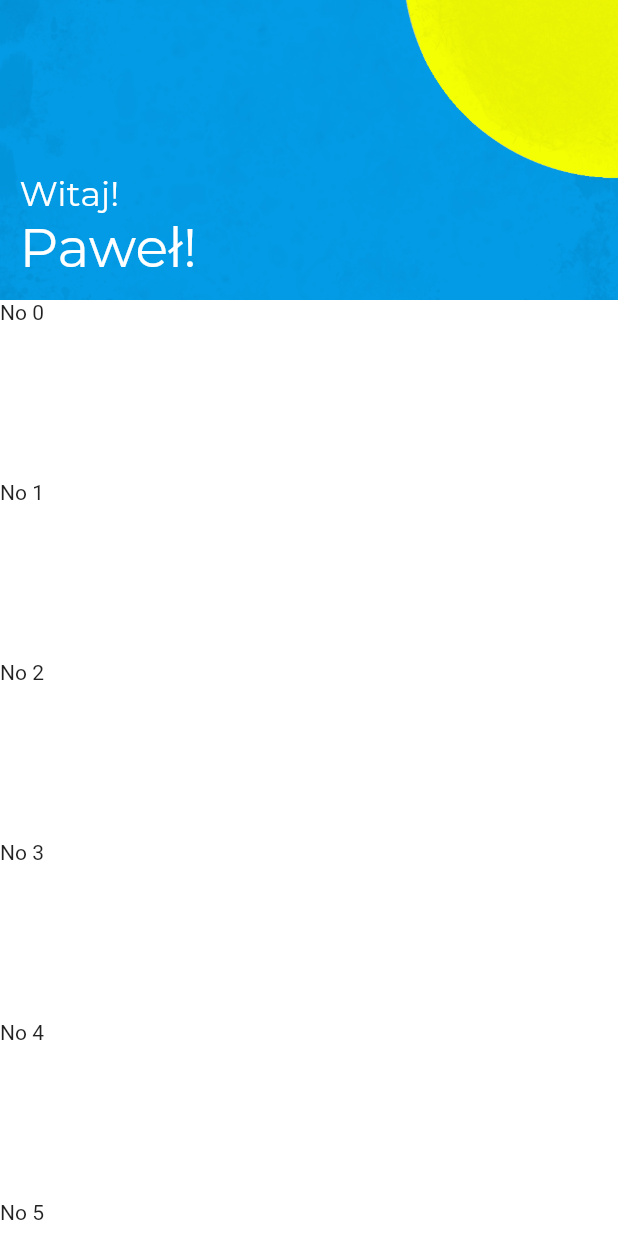
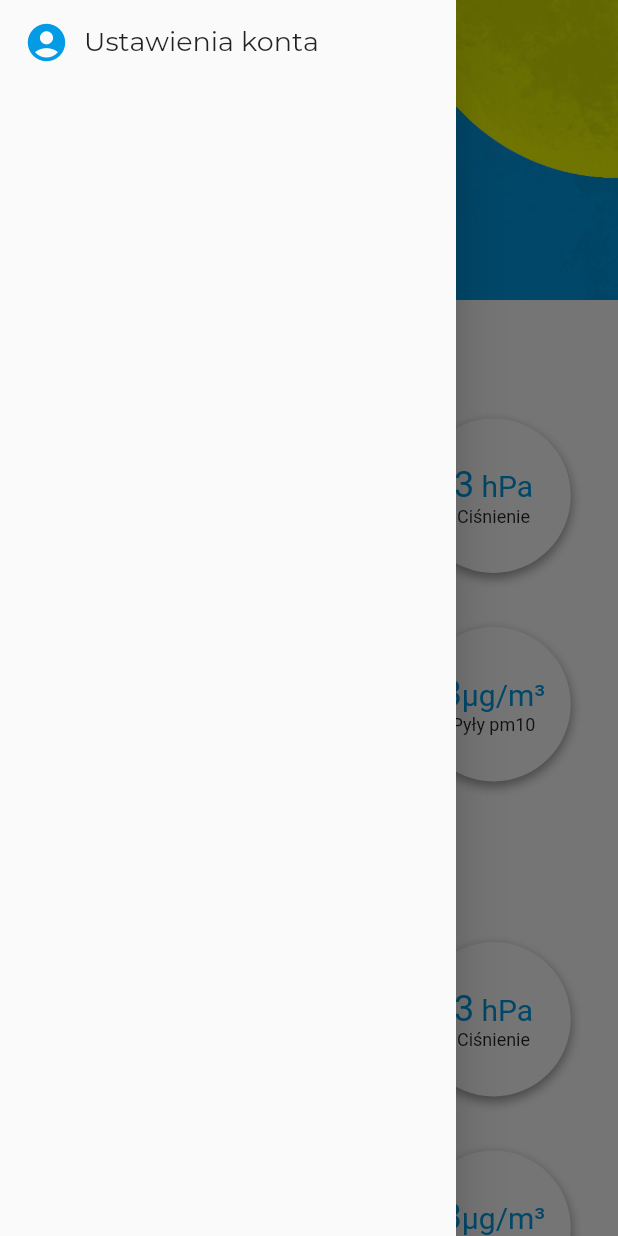
Before and after one commit to krzygrzywygrzy/H.I.V.E, a Flutter app: the screen it shows after launch, with the side drawer open (before the commit the screen has no drawer), on a phone screen of 412 x 824 dp. Run offline on Flutter 3.47's test engine with Material 2 defaults, Android fonts, the phone set to English and light mode, and no system bars; accounts and stored records are empty; Roboto replaces fonts that are missing (Montserrant).

Commit message:
main menu layout change

```diff
--- a/lib/const.dart
+++ b/lib/const.dart
@@ -35,12 +35,10 @@ const kTextStyleTwo = TextStyle(
 const kOvalButton = TextStyle(
   fontFamily: 'Montserrant',
   fontSize: 12,
-  fontWeight: FontWeight.bold,
 );
 const kOvalButtonValue = TextStyle(
   fontFamily: 'Montserrant',
   fontSize: 24,
-  color: Color(kBrown),
 );
 
 const kInputField = TextStyle(
--- a/lib/main.dart
+++ b/lib/main.dart
@@ -15,6 +15,9 @@ class MyApp extends StatelessWidget {
       title: 'H.I.V.E.',
       theme: ThemeData(
         primarySwatch: Colors.blue,
+        primaryColor: Color(0xff039be5),
+        accentColor: Colors.pink,
+        fontFamily: 'Montserrat',
         appBarTheme: AppBarTheme(
           color: Color(kOrange),
         ),
--- a/lib/screens/display_measurement.dart
+++ b/lib/screens/display_measurement.dart
@@ -17,7 +17,7 @@ class HiveCard extends StatelessWidget {
     else
       i = 3;
     limit = i + 2;
-    for ( ;i <= limit; i++) {
+    for (; i <= limit; i++) {
       list.add(Oval(
         measurement: readingList[i],
         unit: units[i],
@@ -26,7 +26,6 @@ class HiveCard extends StatelessWidget {
     }
     return list;
   }
-
 
   int data(int i) {
     int data;
@@ -69,19 +68,17 @@ class HiveCard extends StatelessWidget {
                   child: Container(
                     child: RichText(
                       text: TextSpan(
-                        text: 'Tak sprawuje się twój ',
+                        text: '$hiveName',
                         style: kTextStyleTwo.copyWith(
-                            color: Colors.black, fontWeight: FontWeight.bold),
+                          color: Colors.black,
+                          fontSize: 30,
+                        ),
                         children: <TextSpan>[
                           TextSpan(
-                            text: '$hiveName',
+                            text: ':',
                             style: kTextStyleTwo.copyWith(
-                                color: Color(kOrange),
-                                fontWeight: FontWeight.bold,
-                                fontSize: 32),
-                          ),
-                          TextSpan(
-                            text: ':',
+                              color: Colors.black,
+                            ),
                           ),
                         ],
                       ),
@@ -107,7 +104,7 @@ class HiveCard extends StatelessWidget {
           ),
         ),
         SizedBox(
-          height: 15,
+          height: 10,
         ),
       ],
     );
--- a/lib/screens/main_menu.dart
+++ b/lib/screens/main_menu.dart
@@ -21,7 +21,17 @@ class _MyHomePageState extends State<MyHomePage> {
   @override
   initState() {
     super.initState();
+    addMeasurements();
   }
+
+
+  addMeasurements(){
+    for(int i = 0; i <= 3; i++){
+      measurement.add(new Measurement(temperature: 3, weight: 3, humidity: 3, pressure: 3, pm10: 3, pm25: 3));
+    }
+  }
+
+
 
   /*
 
@@ -51,152 +61,56 @@ class _MyHomePageState extends State<MyHomePage> {
 
   @override
   Widget build(BuildContext context) {
-    // main menu
-
     return Scaffold(
       backgroundColor: Colors.white,
+      drawer: Drawer(
+        child: DrawerItems(),
+      ),
       body: CustomScrollView(
         slivers: <Widget>[
-          SliverPersistentHeader(delegate: TopBar(), floating: true,),
+          SliverPersistentHeader(
+            delegate: TopBar(name: "Jaca"),
+            floating: true,
+          ),
           SliverList(
             delegate: SliverChildBuilderDelegate((context, index) {
-              return Container(
-                child: Text('No $index'),
-                height: 120,
+              return HiveCard(
+                measurement: measurement[index],
+                hiveName: "tak",
               );
-            }),
+            },
+            childCount: measurement.length-1),
           ),
         ],
       ),
     );
+  }
+}
 
-   /* return Scaffold(
-      backgroundColor: Color(kOrange),
-      body: SafeArea(
-        child: Center(
-          child: Stack(
+class DrawerItems extends StatelessWidget {
+
+
+  @override
+  Widget build(BuildContext context) {
+    return ListView(
+      children: <Widget>[
+        ListTile(
+          title: Row(
             children: <Widget>[
-              Column(
-                children: <Widget>[
-                  SizedBox(
-                    height: 30,
-                  ),
-                  Text('H.I.V.E.',
-                      style: kTextStyleLogo.copyWith(fontSize: 50)),
-                  SizedBox(
-                    height: 30,
-                  ),
-                  Expanded(
-                    child: Container(
-                      width: MediaQuery.of(context).size.width,
-                      decoration: BoxDecoration(
-                        color: Colors.white,
-                        borderRadius: BorderRadius.only(
-                          topLeft: Radius.circular(10),
-                          topRight: Radius.circular(10),
-                        ),
-                        boxShadow: [
-                          BoxShadow(
-                            blurRadius: 15,
-                          ),
-                        ],
-                      ),
-                      child: ListView(
-                        children: <Widget>[
-                          Padding(
-                            padding: const EdgeInsets.symmetric(
-                                horizontal: 20, vertical: 10),
-                            child: Container(
-                              alignment: Alignment.centerLeft,
-                              child: Column(
-                                crossAxisAlignment: CrossAxisAlignment.start,
-                                children: <Widget>[
-                                  Text(
-                                    'Witaj',
-                                    style: kTextStyleOne.copyWith(
-                                        color: Color(kBrown)),
-                                  ),
-                                  Text(
-                                    /*user.firstName +
-                                        " " +
-                                        user.secondName +
-                                        "!", */
-                                    "CO jest",
-                                    style: kTextStyleOne.copyWith(
-                                        color: Colors.black,
-                                        fontSize: 20,
-                                        fontWeight: FontWeight.bold),
-                                  ),
-                                ],
-                              ),
-                            ),
-                          ),
-                          Column(),
-                          SizedBox(
-                            height: 70,
-                          ),
-                        ],
-                      ),
-                    ),
-                  ),
-                ],
+              Icon(
+                Icons.account_circle,
+                color: Theme.of(context).primaryColor,
+                size: 30,
               ),
-              Positioned(
-                child: Align(
-                  alignment: Alignment.bottomCenter,
-                  child: GestureDetector(
-                    onTap: () {
-                      Navigator.push(
-                          context,
-                          MaterialPageRoute(
-                              builder: (context) => AddHive(
-                                    email: user.email,
-                                  )));
-                    },
-                    child: Container(
-                      height: 60,
-                      width: MediaQuery.of(context).size.width,
-                      decoration: BoxDecoration(
-                        color: Color(kBrown),
-                        borderRadius: BorderRadius.only(
-                          topLeft: Radius.circular(10),
-                          topRight: Radius.circular(10),
-                        ),
-                        boxShadow: [
-                          BoxShadow(
-                            blurRadius: 10,
-                          ),
-                        ],
-                      ),
-                      child: Center(
-                        child: Text(
-                          'Dodaj ul',
-                          style: kTextStyleOne.copyWith(
-                              fontSize: 25, color: Colors.white),
-                        ),
-                      ),
-                    ),
-                  ),
-                ),
-              ),
-              Positioned(
-                right: 10,
-                top: 10,
-                child: GestureDetector(
-                  onTap: () {
-                    Navigator.pushNamed(context, '/');
-                  },
-                  child: Icon(
-                    Icons.account_circle,
-                    color: Colors.white,
-                  ),
-                ),
-              ),
+              SizedBox(width: 10,),
+              Text(
+                'Ustawienia konta',
+                style: TextStyle(fontSize: 18),
+              )
             ],
           ),
         ),
-      ),
-    ); */
-
+      ],
+    );
   }
 }
--- a/lib/widgets/oval_button.dart
+++ b/lib/widgets/oval_button.dart
@@ -13,7 +13,6 @@ class Oval extends StatelessWidget {
   final String measurement, unit;
   final int data, iterator;
 
-
   @override
   Widget build(BuildContext context) {
     return Padding(
@@ -28,11 +27,20 @@ class Oval extends StatelessWidget {
                         unit: unit,
                       )));
         },
-        child: ClipOval(
         child: Container(
-            width: 100,
-            height: 100,
-            color: Color(kGrey),
+          width: MediaQuery.of(context).size.width * 0.25,
+          height: MediaQuery.of(context).size.width * 0.25,
+          decoration: BoxDecoration(
+            color: Colors.white,
+            shape: BoxShape.circle,
+            boxShadow: [
+                BoxShadow(
+                    color: Colors.grey,
+                    blurRadius: 5,
+                    offset: Offset(0, 3),
+                    spreadRadius: 0.5)
+              ],
+          ),
           child: Column(
             mainAxisAlignment: MainAxisAlignment.center,
             crossAxisAlignment: CrossAxisAlignment.center,
@@ -40,11 +48,11 @@ class Oval extends StatelessWidget {
               RichText(
                 text: TextSpan(
                   text: '$data',
-                    style: kOvalButtonValue,
+                  style: kOvalButtonValue.copyWith(color: Theme.of(context).primaryColor),
                   children: <TextSpan>[
                     TextSpan(
                       text: '$unit',
-                        style: kOvalButtonValue.copyWith(fontSize: 20),
+                      style: kOvalButtonValue.copyWith(fontSize: 20, color: Theme.of(context).primaryColor),
                     ),
                   ],
                 ),
@@ -57,7 +65,6 @@ class Oval extends StatelessWidget {
           ),
         ),
       ),
-      ),
     );
   }
 }
```
Also changed, not shown: lib/services/read_file.dart (deleted, +0 -35 lines), lib/widgets/sliver_top_bar.dart (+15 -5 lines), assets/Bee_Sliver_Image.png, lib/data.dart (line endings or trailing spaces). Lines whose indentation alone changed are shown as unchanged.
